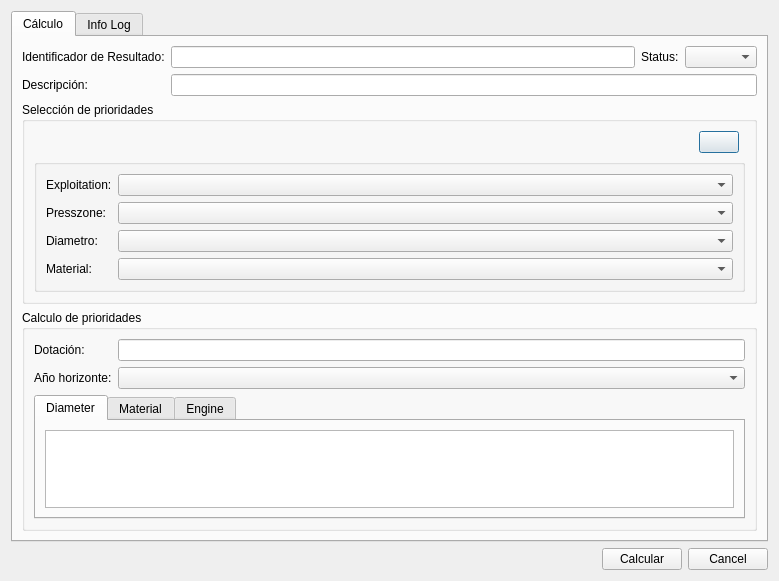
Before: the Qt Designer form core/ui/toolbars/assetmanage/priority.ui in bgeo-gis/gw_assetmanage_plugin, drawn with Qt 5.
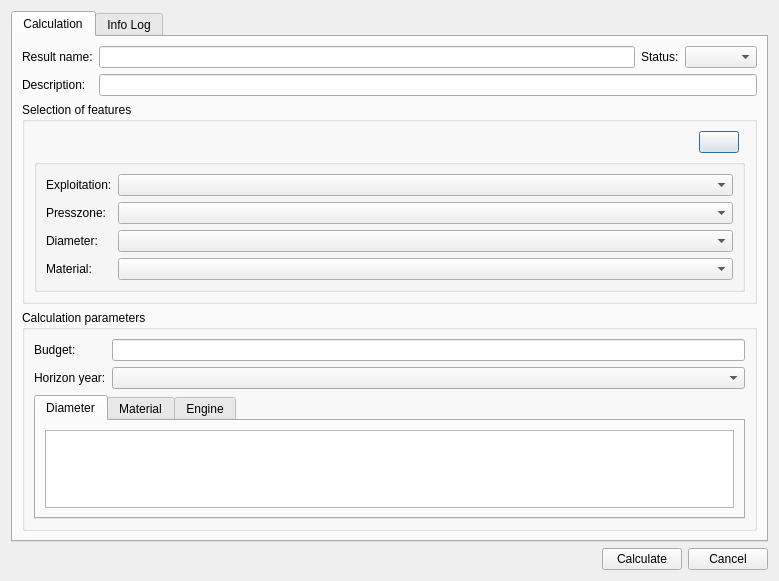
After: the same form once the commit is applied.

Commit message: Translate all dialogs to English

Patch:
```diff
--- a/core/ui/toolbars/assetmanage/priority.ui
+++ b/core/ui/toolbars/assetmanage/priority.ui
@@ -28,7 +28,7 @@
      </property>
      <widget class="QWidget" name="tab_calc">
       <attribute name="title">
-       <string>Cálculo</string>
+       <string>Calculation</string>
       </attribute>
       <layout class="QGridLayout" name="gridLayout_6">
        <item row="0" column="0">
@@ -45,7 +45,7 @@
             </sizepolicy>
            </property>
            <property name="text">
-            <string>Identificador de Resultado:</string>
+            <string>Result name:</string>
            </property>
           </widget>
          </item>
@@ -65,7 +65,7 @@
             </sizepolicy>
            </property>
            <property name="text">
-            <string>Descripción:</string>
+            <string>Description:</string>
            </property>
           </widget>
          </item>
@@ -93,13 +93,13 @@
           </sizepolicy>
          </property>
          <property name="title">
-          <string>Calculo de prioridades</string>
+          <string>Calculation parameters</string>
          </property>
          <layout class="QGridLayout" name="gridLayout_9">
           <item row="1" column="0">
            <widget class="QLabel" name="lbl_year">
             <property name="text">
-             <string>Año horizonte:</string>
+             <string>Horizon year:</string>
             </property>
            </widget>
           </item>
@@ -112,7 +112,7 @@
           <item row="0" column="0">
            <widget class="QLabel" name="lbl_budget">
             <property name="text">
-             <string>Dotación:</string>
+             <string>Budget:</string>
             </property>
            </widget>
           </item>
@@ -227,7 +227,7 @@
           </sizepolicy>
          </property>
          <property name="title">
-          <string>Selección de prioridades</string>
+          <string>Selection of features</string>
          </property>
          <layout class="QGridLayout" name="gridLayout_8">
           <item row="0" column="1">
@@ -259,7 +259,7 @@
              <item row="3" column="0">
               <widget class="QLabel" name="lbl_dnom">
                <property name="text">
-                <string>Diametro:</string>
+                <string>Diameter:</string>
                </property>
               </widget>
              </item>
@@ -357,7 +357,7 @@
    <item row="5" column="3">
     <widget class="QPushButton" name="btn_calc">
      <property name="text">
-      <string>Calcular</string>
+      <string>Calculate</string>
      </property>
     </widget>
    </item>
```
Left out of the diff: 32 changed lines with no effect on the pictures. The commit also changes 4 other files.
